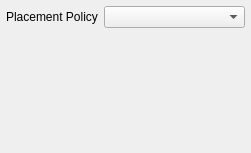
First picture: the form in src/behaviour.ui, repository labwc/labwc-tweaks, before the edit.
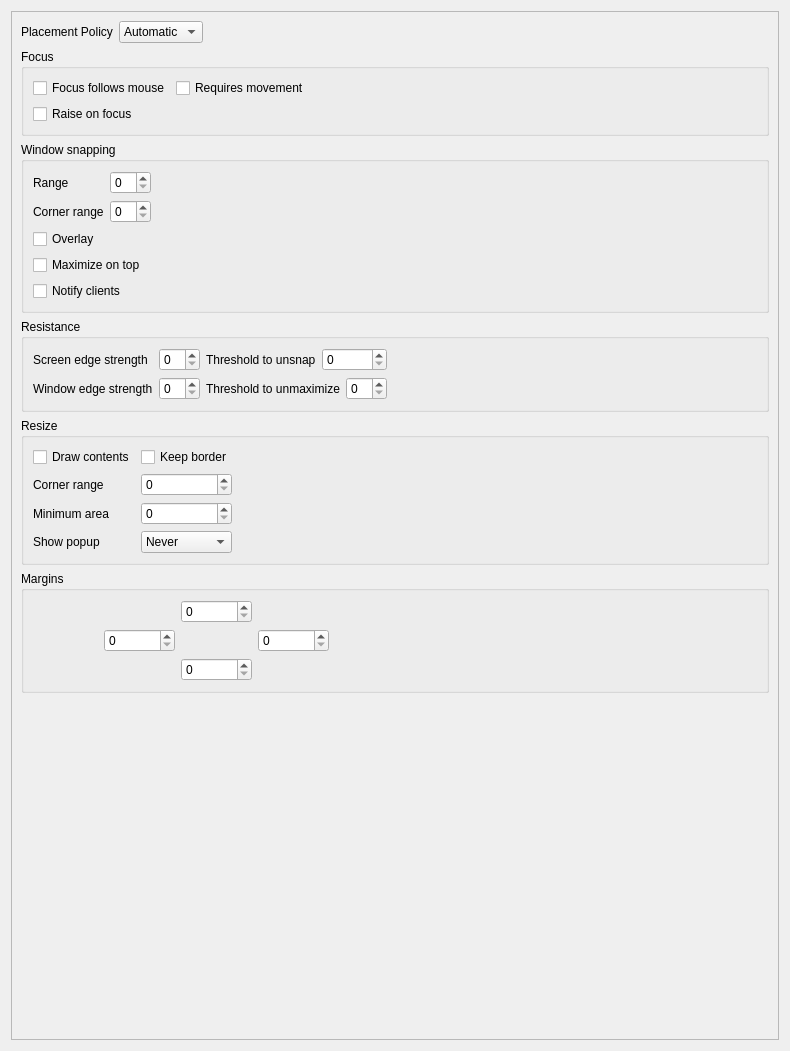
Second picture: the form after the edit.

```diff
--- a/src/behaviour.ui
+++ b/src/behaviour.ui
@@ -6,33 +6,591 @@
    <rect>
     <x>0</x>
     <y>0</y>
-    <width>251</width>
-    <height>153</height>
+    <width>790</width>
+    <height>1051</height>
    </rect>
   </property>
-  <layout class="QFormLayout" name="layPage">
-   <property name="leftMargin">
-    <number>6</number>
-   </property>
-   <property name="topMargin">
-    <number>6</number>
-   </property>
-   <property name="rightMargin">
-    <number>6</number>
-   </property>
-   <property name="bottomMargin">
-    <number>6</number>
-   </property>
-   <item row="0" column="0">
-    <widget class="QLabel" name="label_7">
-     <property name="text">
-      <string>Placement Policy</string>
+  <layout class="QVBoxLayout" name="verticalLayout_3">
+   <item>
+    <widget class="QScrollArea" name="scrollArea">
+     <property name="widgetResizable">
+      <bool>true</bool>
      </property>
+     <widget class="QWidget" name="scrollAreaWidgetContents">
+      <property name="geometry">
+       <rect>
+        <x>0</x>
+        <y>0</y>
+        <width>770</width>
+        <height>1031</height>
+       </rect>
+      </property>
+      <layout class="QVBoxLayout" name="verticalLayout_4">
+       <item>
+        <layout class="QHBoxLayout" name="horizontalLayout">
+         <item>
+          <widget class="QLabel" name="label_7">
+           <property name="text">
+            <string>Placement Policy</string>
+           </property>
+          </widget>
+         </item>
+         <item>
+          <widget class="QComboBox" name="placementPolicy">
+           <item>
+            <property name="text">
+             <string>Automatic</string>
+            </property>
+           </item>
+           <item>
+            <property name="text">
+             <string>Cascade</string>
+            </property>
+           </item>
+           <item>
+            <property name="text">
+             <string>Center</string>
+            </property>
+           </item>
+           <item>
+            <property name="text">
+             <string>Cursor</string>
+            </property>
+           </item>
+          </widget>
+         </item>
+         <item>
+          <spacer name="horizontalSpacer">
+           <property name="orientation">
+            <enum>Qt::Orientation::Horizontal</enum>
+           </property>
+           <property name="sizeHint" stdset="0">
+            <size>
+             <width>40</width>
+             <height>20</height>
+            </size>
+           </property>
+          </spacer>
+         </item>
+        </layout>
+       </item>
+       <item>
+        <widget class="QGroupBox" name="groupBox">
+         <property name="title">
+          <string>Focus</string>
+         </property>
+         <layout class="QGridLayout" name="gridLayout_7">
+          <item row="0" column="0">
+           <layout class="QGridLayout" name="gridLayout_6">
+            <item row="1" column="1">
+             <spacer name="horizontalSpacer_20">
+              <property name="orientation">
+               <enum>Qt::Orientation::Horizontal</enum>
+              </property>
+              <property name="sizeHint" stdset="0">
+               <size>
+                <width>40</width>
+                <height>20</height>
+               </size>
+              </property>
+             </spacer>
+            </item>
+            <item row="0" column="1">
+             <widget class="QCheckBox" name="checkBox_2">
+              <property name="text">
+               <string>Requires movement</string>
+              </property>
+             </widget>
+            </item>
+            <item row="1" column="0">
+             <widget class="QCheckBox" name="checkBox_3">
+              <property name="text">
+               <string>Raise on focus</string>
+              </property>
+             </widget>
+            </item>
+            <item row="0" column="0">
+             <widget class="QCheckBox" name="checkBox">
+              <property name="text">
+               <string>Focus follows mouse</string>
+              </property>
+             </widget>
+            </item>
+           </layout>
+          </item>
+         </layout>
+        </widget>
+       </item>
+       <item>
+        <widget class="QGroupBox" name="groupBox_2">
+         <property name="title">
+          <string>Window snapping</string>
+         </property>
+         <layout class="QGridLayout" name="gridLayout_2">
+          <item row="0" column="0">
+           <widget class="QLabel" name="label_6">
+            <property name="text">
+             <string>Range</string>
+            </property>
+           </widget>
+          </item>
+          <item row="4" column="0" colspan="2">
+           <widget class="QCheckBox" name="checkBox_9">
+            <property name="text">
+             <string>Notify clients</string>
+            </property>
+           </widget>
+          </item>
+          <item row="3" column="0" colspan="2">
+           <widget class="QCheckBox" name="checkBox_8">
+            <property name="text">
+             <string>Maximize on top</string>
+            </property>
+           </widget>
+          </item>
+          <item row="0" column="1">
+           <widget class="QSpinBox" name="spinBox"/>
+          </item>
+          <item row="1" column="0">
+           <widget class="QLabel" name="label_8">
+            <property name="text">
+             <string>Corner range</string>
+            </property>
+           </widget>
+          </item>
+          <item row="1" column="2">
+           <spacer name="horizontalSpacer_3">
+            <property name="orientation">
+             <enum>Qt::Orientation::Horizontal</enum>
+            </property>
+            <property name="sizeHint" stdset="0">
+             <size>
+              <width>539</width>
+              <height>20</height>
+             </size>
+            </property>
+           </spacer>
+          </item>
+          <item row="0" column="2">
+           <spacer name="horizontalSpacer_2">
+            <property name="orientation">
+             <enum>Qt::Orientation::Horizontal</enum>
+            </property>
+            <property name="sizeHint" stdset="0">
+             <size>
+              <width>539</width>
+              <height>20</height>
+             </size>
+            </property>
+           </spacer>
+          </item>
+          <item row="2" column="0">
+           <widget class="QCheckBox" name="checkBox_7">
+            <property name="text">
+             <string>Overlay</string>
+            </property>
+           </widget>
+          </item>
+          <item row="1" column="1">
+           <widget class="QSpinBox" name="spinBox_2"/>
+          </item>
+         </layout>
+        </widget>
+       </item>
+       <item>
+        <widget class="QGroupBox" name="groupBox_3">
+         <property name="title">
+          <string>Resistance</string>
+         </property>
+         <layout class="QGridLayout" name="gridLayout">
+          <item row="0" column="0">
+           <widget class="QLabel" name="label_13">
+            <property name="text">
+             <string>Screen edge strength</string>
+            </property>
+           </widget>
+          </item>
+          <item row="0" column="1">
+           <widget class="QSpinBox" name="spinBox_7"/>
+          </item>
+          <item row="0" column="2">
+           <widget class="QLabel" name="label_15">
+            <property name="text">
+             <string>Threshold to unsnap</string>
+            </property>
+           </widget>
+          </item>
+          <item row="0" column="3" colspan="2">
+           <widget class="QSpinBox" name="spinBox_9"/>
+          </item>
+          <item row="0" column="5">
+           <spacer name="horizontalSpacer_4">
+            <property name="orientation">
+             <enum>Qt::Orientation::Horizontal</enum>
+            </property>
+            <property name="sizeHint" stdset="0">
+             <size>
+              <width>159</width>
+              <height>20</height>
+             </size>
+            </property>
+           </spacer>
+          </item>
+          <item row="1" column="0">
+           <widget class="QLabel" name="label_14">
+            <property name="text">
+             <string>Window edge strength</string>
+            </property>
+           </widget>
+          </item>
+          <item row="1" column="1">
+           <widget class="QSpinBox" name="spinBox_8"/>
+          </item>
+          <item row="1" column="2" colspan="2">
+           <widget class="QLabel" name="label_16">
+            <property name="text">
+             <string>Threshold to unmaximize</string>
+            </property>
+           </widget>
+          </item>
+          <item row="1" column="4">
+           <widget class="QSpinBox" name="spinBox_10"/>
+          </item>
+          <item row="1" column="5">
+           <spacer name="horizontalSpacer_5">
+            <property name="orientation">
+             <enum>Qt::Orientation::Horizontal</enum>
+            </property>
+            <property name="sizeHint" stdset="0">
+             <size>
+              <width>159</width>
+              <height>20</height>
+             </size>
+            </property>
+           </spacer>
+          </item>
+         </layout>
+        </widget>
+       </item>
+       <item>
+        <widget class="QGroupBox" name="groupBox_4">
+         <property name="title">
+          <string>Resize</string>
+         </property>
+         <layout class="QGridLayout" name="gridLayout_5">
+          <item row="0" column="0">
+           <layout class="QGridLayout" name="gridLayout_4">
+            <item row="2" column="1">
+             <widget class="QSpinBox" name="spinBox_16"/>
+            </item>
+            <item row="0" column="2">
+             <spacer name="horizontalSpacer_8">
+              <property name="orientation">
+               <enum>Qt::Orientation::Horizontal</enum>
+              </property>
+              <property name="sizeHint" stdset="0">
+               <size>
+                <width>40</width>
+                <height>20</height>
+               </size>
+              </property>
+             </spacer>
+            </item>
+            <item row="3" column="1">
+             <widget class="QComboBox" name="comboBox">
+              <item>
+               <property name="text">
+                <string>Never</string>
+               </property>
+              </item>
+              <item>
+               <property name="text">
+                <string>Always</string>
+               </property>
+              </item>
+              <item>
+               <property name="text">
+                <string>Nonpixel</string>
+               </property>
+              </item>
+             </widget>
+            </item>
+            <item row="1" column="1">
+             <widget class="QSpinBox" name="spinBox_15"/>
+            </item>
+            <item row="2" column="3">
+             <spacer name="horizontalSpacer_11">
+              <property name="orientation">
+               <enum>Qt::Orientation::Horizontal</enum>
+              </property>
+              <property name="sizeHint" stdset="0">
+               <size>
+                <width>40</width>
+                <height>20</height>
+               </size>
+              </property>
+             </spacer>
+            </item>
+            <item row="2" column="0">
+             <widget class="QLabel" name="label_23">
+              <property name="text">
+               <string>Minimum area</string>
+              </property>
+             </widget>
+            </item>
+            <item row="0" column="4">
+             <spacer name="horizontalSpacer_9">
+              <property name="orientation">
+               <enum>Qt::Orientation::Horizontal</enum>
+              </property>
+              <property name="sizeHint" stdset="0">
+               <size>
+                <width>40</width>
+                <height>20</height>
+               </size>
+              </property>
+             </spacer>
+            </item>
+            <item row="1" column="0">
+             <widget class="QLabel" name="label_22">
+              <property name="text">
+               <string>Corner range</string>
+              </property>
+             </widget>
+            </item>
+            <item row="3" column="0">
+             <widget class="QLabel" name="label_21">
+              <property name="text">
+               <string>Show popup</string>
+              </property>
+             </widget>
+            </item>
+            <item row="3" column="3" colspan="2">
+             <spacer name="horizontalSpacer_12">
+              <property name="orientation">
+               <enum>Qt::Orientation::Horizontal</enum>
+              </property>
+              <property name="sizeHint" stdset="0">
+               <size>
+                <width>40</width>
+                <height>20</height>
+               </size>
+              </property>
+             </spacer>
+            </item>
+            <item row="0" column="0">
+             <widget class="QCheckBox" name="checkBox_16">
+              <property name="text">
+               <string>Draw contents</string>
+              </property>
+             </widget>
+            </item>
+            <item row="1" column="3">
+             <spacer name="horizontalSpacer_10">
+              <property name="orientation">
+               <enum>Qt::Orientation::Horizontal</enum>
+              </property>
+              <property name="sizeHint" stdset="0">
+               <size>
+                <width>40</width>
+                <height>20</height>
+               </size>
+              </property>
+             </spacer>
+            </item>
+            <item row="0" column="1">
+             <widget class="QCheckBox" name="checkBox_4">
+              <property name="text">
+               <string>Keep border</string>
+              </property>
+             </widget>
+            </item>
+           </layout>
+          </item>
+         </layout>
+        </widget>
+       </item>
+       <item>
+        <widget class="QGroupBox" name="groupBox_5">
+         <property name="title">
+          <string>Margins</string>
+         </property>
+         <layout class="QGridLayout" name="gridLayout_3">
+          <item row="0" column="0">
+           <spacer name="horizontalSpacer_6">
+            <property name="orientation">
+             <enum>Qt::Orientation::Horizontal</enum>
+            </property>
+            <property name="sizeHint" stdset="0">
+             <size>
+              <width>66</width>
+              <height>20</height>
+             </size>
+            </property>
+           </spacer>
+          </item>
+          <item row="0" column="1">
+           <spacer name="horizontalSpacer_14">
+            <property name="orientation">
+             <enum>Qt::Orientation::Horizontal</enum>
+            </property>
+            <property name="sizeHint" stdset="0">
+             <size>
+              <width>66</width>
+              <height>20</height>
+             </size>
+            </property>
+           </spacer>
+          </item>
+          <item row="0" column="2">
+           <widget class="QSpinBox" name="spinBox_17"/>
+          </item>
+          <item row="0" column="3">
+           <spacer name="horizontalSpacer_17">
+            <property name="orientation">
+             <enum>Qt::Orientation::Horizontal</enum>
+            </property>
+            <property name="sizeHint" stdset="0">
+             <size>
+              <width>66</width>
+              <height>20</height>
+             </size>
+            </property>
+           </spacer>
+          </item>
+          <item row="0" column="4">
+           <spacer name="horizontalSpacer_19">
+            <property name="orientation">
+             <enum>Qt::Orientation::Horizontal</enum>
+            </property>
+            <property name="sizeHint" stdset="0">
+             <size>
+              <width>428</width>
+              <height>20</height>
+             </size>
+            </property>
+           </spacer>
+          </item>
+          <item row="1" column="0">
+           <spacer name="horizontalSpacer_7">
+            <property name="orientation">
+             <enum>Qt::Orientation::Horizontal</enum>
+            </property>
+            <property name="sizeHint" stdset="0">
+             <size>
+              <width>66</width>
+              <height>20</height>
+             </size>
+            </property>
+           </spacer>
+          </item>
+          <item row="1" column="1">
+           <widget class="QSpinBox" name="spinBox_18"/>
+          </item>
+          <item row="1" column="2">
+           <spacer name="horizontalSpacer_16">
+            <property name="orientation">
+             <enum>Qt::Orientation::Horizontal</enum>
+            </property>
+            <property name="sizeHint" stdset="0">
+             <size>
+              <width>65</width>
+              <height>20</height>
+             </size>
+            </property>
+           </spacer>
+          </item>
+          <item row="1" column="3">
+           <widget class="QSpinBox" name="spinBox_23"/>
+          </item>
+          <item row="2" column="0">
+           <spacer name="horizontalSpacer_13">
+            <property name="orientation">
+             <enum>Qt::Orientation::Horizontal</enum>
+            </property>
+            <property name="sizeHint" stdset="0">
+             <size>
+              <width>66</width>
+              <height>20</height>
+             </size>
+            </property>
+           </spacer>
+          </item>
+          <item row="2" column="1">
+           <spacer name="horizontalSpacer_15">
+            <property name="orientation">
+             <enum>Qt::Orientation::Horizontal</enum>
+            </property>
+            <property name="sizeHint" stdset="0">
+             <size>
+              <width>66</width>
+              <height>20</height>
+             </size>
+            </property>
+           </spacer>
+          </item>
+          <item row="2" column="2">
+           <widget class="QSpinBox" name="spinBox_20"/>
+          </item>
+          <item row="2" column="3">
+           <spacer name="horizontalSpacer_18">
+            <property name="orientation">
+             <enum>Qt::Orientation::Horizontal</enum>
+            </property>
+            <property name="sizeHint" stdset="0">
+             <size>
+              <width>66</width>
+              <height>20</height>
+             </size>
+            </property>
+           </spacer>
+          </item>
+          <item row="2" column="4">
+           <spacer name="horizontalSpacer_22">
+            <property name="orientation">
+             <enum>Qt::Orientation::Horizontal</enum>
+            </property>
+            <property name="sizeHint" stdset="0">
+             <size>
+              <width>428</width>
+              <height>20</height>
+             </size>
+            </property>
+           </spacer>
+          </item>
+          <item row="1" column="4">
+           <spacer name="horizontalSpacer_21">
+            <property name="orientation">
+             <enum>Qt::Orientation::Horizontal</enum>
+            </property>
+            <property name="sizeHint" stdset="0">
+             <size>
+              <width>428</width>
+              <height>20</height>
+             </size>
+            </property>
+           </spacer>
+          </item>
+         </layout>
+        </widget>
+       </item>
+       <item>
+        <spacer name="verticalSpacer">
+         <property name="orientation">
+          <enum>Qt::Orientation::Vertical</enum>
+         </property>
+         <property name="sizeHint" stdset="0">
+          <size>
+           <width>20</width>
+           <height>40</height>
+          </size>
+         </property>
+        </spacer>
+       </item>
+      </layout>
+     </widget>
     </widget>
    </item>
-   <item row="0" column="1">
-    <widget class="QComboBox" name="placementPolicy"/>
-   </item>
   </layout>
  </widget>
  <resources/>
```
